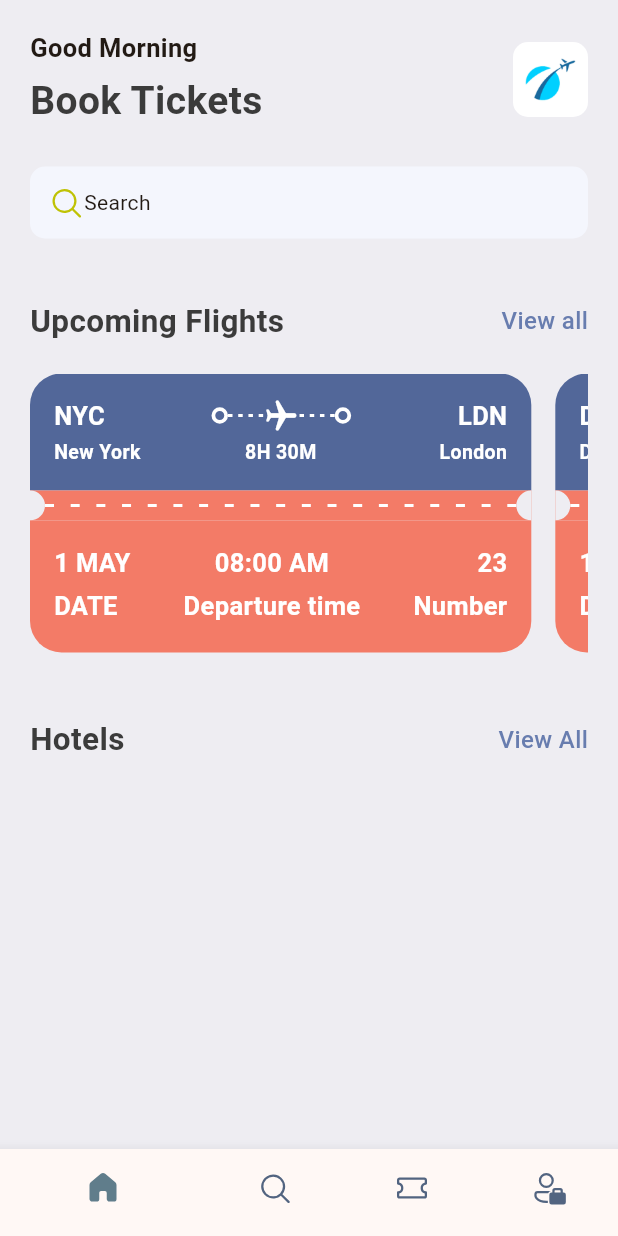
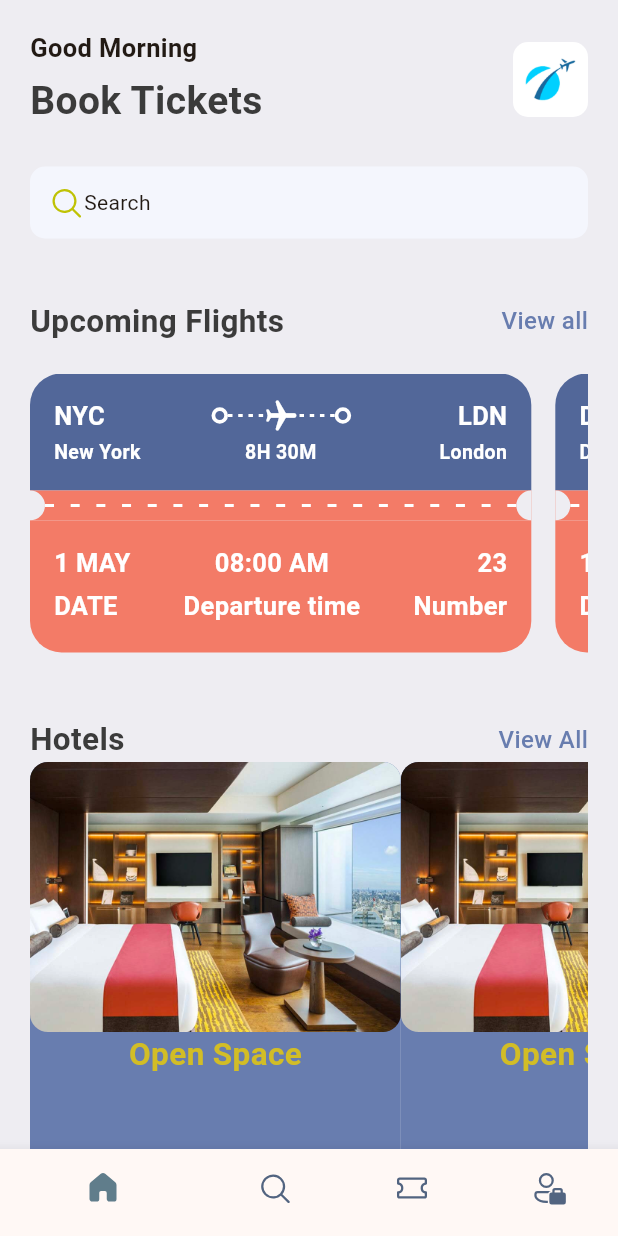
Before and after one commit to retzonel/ticket-app, a Flutter app: the screen it shows after launch, on a phone screen of 412 x 824 dp. Run offline on Flutter 3.47's test engine with Material 3 defaults, Android fonts, the phone set to English and light mode, and no system bars; our stand-ins replace fluentui_icons.

Commit message:
Added Hotel Widget

```diff
--- a/lib/base/res/media.dart
+++ b/lib/base/res/media.dart
@@ -1,5 +1,5 @@
 class AppMedia {
   static const _baseImage = 'assets/images';
   static const logo = "$_baseImage/logo.png";
-
+  static const holetRoom = "$_baseImage/hotel_room.png";
 }
--- a/lib/base/res/styles/app_styles.dart
+++ b/lib/base/res/styles/app_styles.dart
@@ -8,6 +8,8 @@ class AppStyles {
   static Color bgColor = Color(0xFFeeedf2);
   static Color ticketBlue = const Color(0xFF526799);
   static Color ticketOrange = const Color(0xFFf37b67);
+  static Color kakiColor = const Color(0xFFd2bd26);
+
   static TextStyle textStyle = TextStyle(
     fontSize: 16,
     fontWeight: FontWeight.w500,
--- a/lib/screens/home_screen.dart
+++ b/lib/screens/home_screen.dart
@@ -6,6 +6,7 @@ import 'package:ticket_app/base/utils/app_json.dart';
 import 'package:ticket_app/base/utils/app_routes.dart';
 import 'package:ticket_app/base/widgets/app_double_text.dart';
 import 'package:ticket_app/base/widgets/ticket_view.dart';
+import 'package:ticket_app/screens/widgets/hotel.dart';
 
 class HomeScreen extends StatelessWidget {
   const HomeScreen({super.key});
@@ -74,7 +75,7 @@ class HomeScreen extends StatelessWidget {
                   bigText: "Upcoming Flights",
                   smallText: "View all",
                   func: () =>
-                      Navigator.pushNamed(context, "all_tickets"),
+                      Navigator.pushNamed(context, AppRoutes.allTickets),
                 ),
                 SizedBox(height: 20),
                 SingleChildScrollView(
@@ -90,8 +91,18 @@ class HomeScreen extends StatelessWidget {
                 AppDoubleText(
                   bigText: "Hotels",
                   smallText: "View All",
-                  func:() => Navigator.pushNamed(context, AppRoutes.allTickets),
+                  func:() {
+                    print("Hotels tapped");
+                  },
                 ),
+                SingleChildScrollView(
+                  scrollDirection: Axis.horizontal,
+                  child: Row(
+                    children: [
+                      Hotel(), Hotel()
+                    ],
+                  ),
+                )
               ],
             ),
           ),
--- /dev/null
+++ b/lib/screens/widgets/hotel.dart
@@ -0,0 +1,43 @@
+import 'package:flutter/material.dart';
+import 'package:ticket_app/base/res/media.dart';
+import 'package:ticket_app/base/res/styles/app_styles.dart';
+
+class Hotel extends StatelessWidget {
+  const Hotel({super.key});
+
+  @override
+  Widget build(BuildContext context) {
+    final size = MediaQuery.of(context).size;
+
+    return Container(
+      width: size.width * 0.6,
+      height: 350,
+      decoration: BoxDecoration(
+        color: AppStyles.primaryColor,
+        borderRadius: BorderRadius.circular(24),
+      ),
+      child: Column(
+        children: [
+          Container(
+            height: 180,
+            decoration: BoxDecoration(
+              color: AppStyles.primaryColor,
+              borderRadius: BorderRadius.circular(12),
+              image: DecorationImage(
+                image: AssetImage(AppMedia.holetRoom),
+                fit: BoxFit.cover,
+              ),
+            ),
+          ),
+
+          Text(
+            "Open Space",
+            style: AppStyles.headLineStyle2.copyWith(
+              color: AppStyles.kakiColor,
+            ),
+          ),
+        ],
+      ),
+    );
+  }
+}
```
